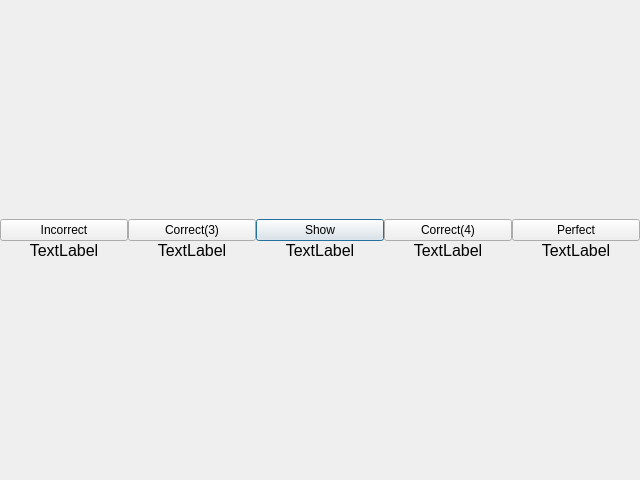
The window that HaiBeiDanCi/studywindow.ui (HuangHuafeng/repeat) describes before a commit, drawn with Qt 5.
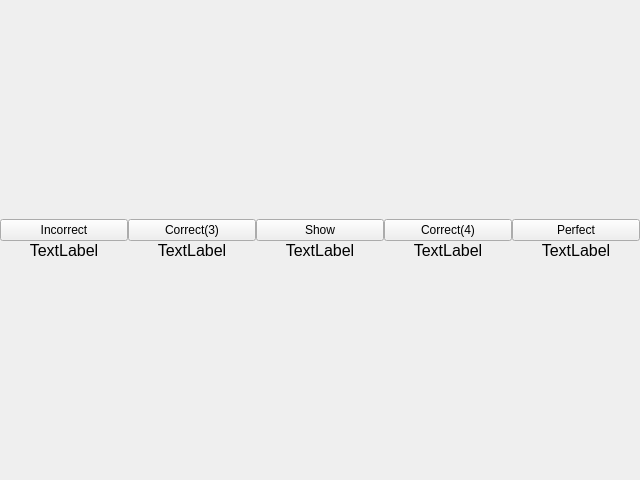
The same window after the commit.

Diff of the .ui file:
```diff
--- a/HaiBeiDanCi/studywindow.ui
+++ b/HaiBeiDanCi/studywindow.ui
@@ -144,6 +144,9 @@
          <property name="text">
           <string>Show</string>
          </property>
+         <property name="autoDefault">
+          <bool>false</bool>
+         </property>
         </widget>
        </item>
        <item>
@@ -182,6 +185,9 @@
          <property name="text">
           <string>Correct(4)</string>
          </property>
+         <property name="autoDefault">
+          <bool>false</bool>
+         </property>
         </widget>
        </item>
        <item>
```
